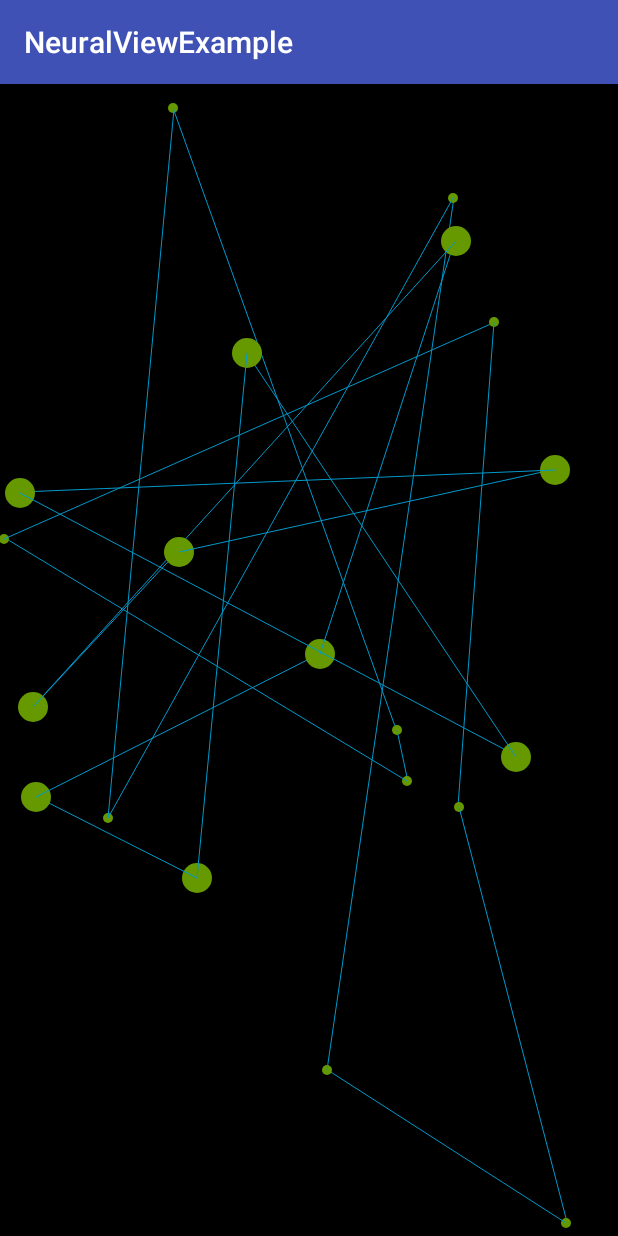
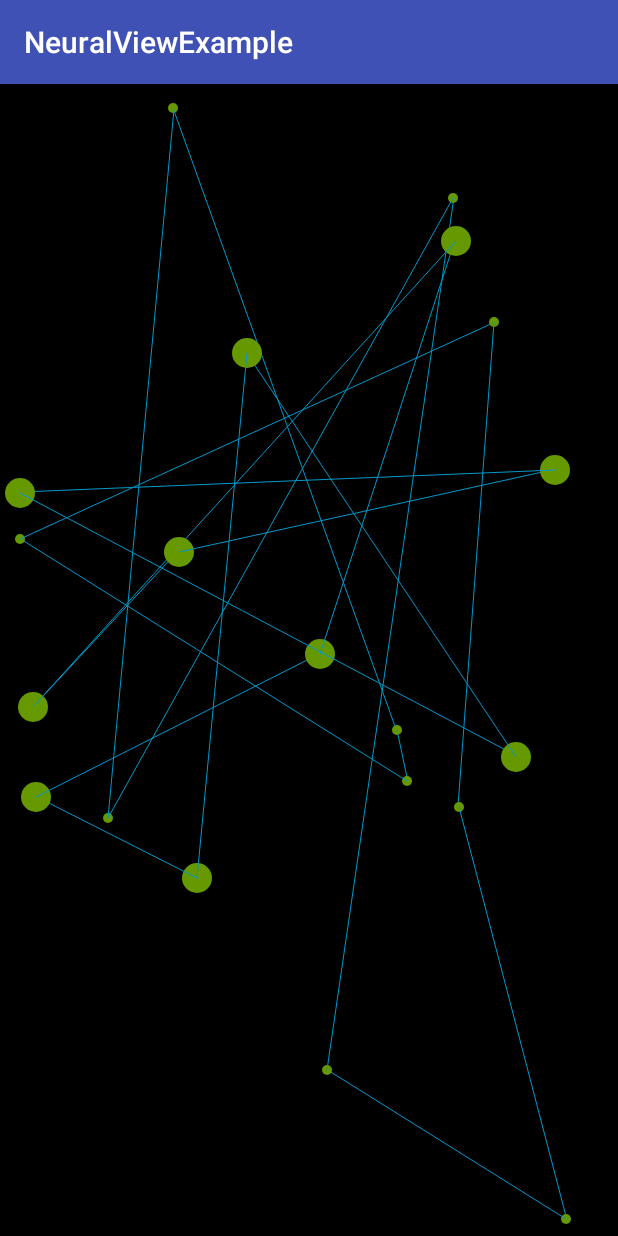
Before and after one commit to louie2107/NeuralView, an Android app: the screen it shows after launch (MainActivity), on a phone screen of 412 x 824 dp. Run offline under Robolectric (Android 15) with nearby library versions, the phone set to English and light mode, and no system bars.

Commit message:
Radius now considered when checking node bounds. Improved attr color handling.

```diff
--- a/neuralview/src/main/java/io/samlewis/neuralview/NeuralView.java
+++ b/neuralview/src/main/java/io/samlewis/neuralview/NeuralView.java
@@ -17,8 +17,8 @@ public class NeuralView extends View {
     private Paint groupOnePaint = new Paint();
     private Paint groupTwoPaint = new Paint();
     private Paint linePaint = new Paint();
-    private int group1Radius;
-    private int group2Radius;
+    private int groupOneRadius;
+    private int groupTwoRadius;
     private int count;
     private int groupOneColor;
     private int groupTwoColor;
@@ -41,13 +41,13 @@ public class NeuralView extends View {
 
     protected void init(Context context, AttributeSet attrs) {
         TypedArray ta = context.obtainStyledAttributes(attrs, R.styleable.NeuralView, 0, 0);
-        group1Radius = ta.getInt(R.styleable.NeuralView_groupOneRadius, 20);
-        group2Radius = ta.getInt(R.styleable.NeuralView_groupTwoRadius, 30);
+        groupOneRadius = ta.getInt(R.styleable.NeuralView_groupOneRadius, 20);
+        groupTwoRadius = ta.getInt(R.styleable.NeuralView_groupTwoRadius, 30);
         count = ta.getInt(R.styleable.NeuralView_count, 10);
         lineWidth = ta.getInt(R.styleable.NeuralView_lineWidth, 1);
-        groupOneColor = ta.getColor(R.styleable.NeuralView_groupOneColor, Color.GREEN);
-        groupTwoColor = ta.getColor(R.styleable.NeuralView_groupTwoColor, Color.BLUE);
-        lineColor = ta.getColor(R.styleable.NeuralView_lineColor, Color.CYAN);
+        groupOneColor = ta.getColor(R.styleable.NeuralView_groupOneColor, Color.BLACK);
+        groupTwoColor = ta.getColor(R.styleable.NeuralView_groupTwoColor, Color.BLACK);
+        lineColor = ta.getColor(R.styleable.NeuralView_lineColor, Color.BLACK);
 
         ta.recycle();
 
@@ -77,8 +77,8 @@ public class NeuralView extends View {
         canvas.save();
 
         for(DirectedPoint point : groupOnePoints) {
-            boundCheck(point);
-            canvas.drawCircle(point.x, point.y, group2Radius, groupOnePaint);
+            boundCheck(point, groupOneRadius);
+            canvas.drawCircle(point.x, point.y, groupTwoRadius, groupOnePaint);
             if (groupOnePoints.indexOf(point)+1 == groupOnePoints.size()) {
                 canvas.drawLine(point.x, point.y, groupOnePoints.get(0).x, groupOnePoints.get(0).y, linePaint);
             } else {
@@ -87,8 +87,8 @@ public class NeuralView extends View {
         }
 
         for(DirectedPoint point : groupTwoPoints) {
-            boundCheck(point);
-            canvas.drawCircle(point.x, point.y, group1Radius, groupOnePaint);
+            boundCheck(point, groupTwoRadius);
+            canvas.drawCircle(point.x, point.y, groupOneRadius, groupOnePaint);
             if (groupTwoPoints.indexOf(point)+1 == groupTwoPoints.size()) {
                 canvas.drawLine(point.x, point.y, groupTwoPoints.get(0).x, groupTwoPoints.get(0).y, linePaint);
             } else {
@@ -100,10 +100,10 @@ public class NeuralView extends View {
         invalidate();
     }
 
-    private void boundCheck(DirectedPoint directedPoint) {
-        if(directedPoint.x <= 0) {
+    private void boundCheck(DirectedPoint directedPoint, int radius) {
+        if(directedPoint.x - radius <= 0) {
             directedPoint.xDirection = true;
-        } else if(directedPoint.x >= getWidth()) {
+        } else if(directedPoint.x + radius >= getWidth()) {
             directedPoint.xDirection = false;
         }
         if(directedPoint.xDirection) {
@@ -112,9 +112,9 @@ public class NeuralView extends View {
             directedPoint.x--;
         }
 
-        if(directedPoint.y <= 0) {
+        if(directedPoint.y - radius <= 0) {
             directedPoint.yDirection = true;
-        } else if(directedPoint.y >= getHeight()) {
+        } else if(directedPoint.y + radius >= getHeight()) {
             directedPoint.yDirection = false;
         }
         if(directedPoint.yDirection) {
```
